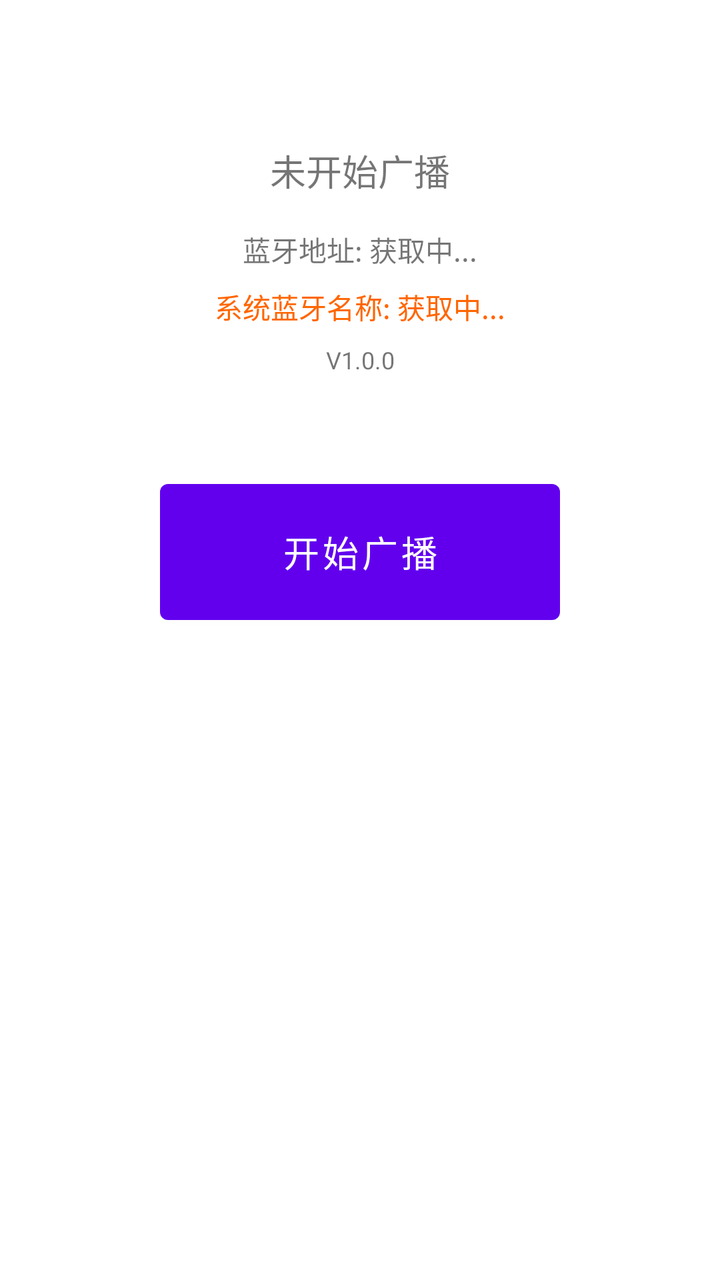
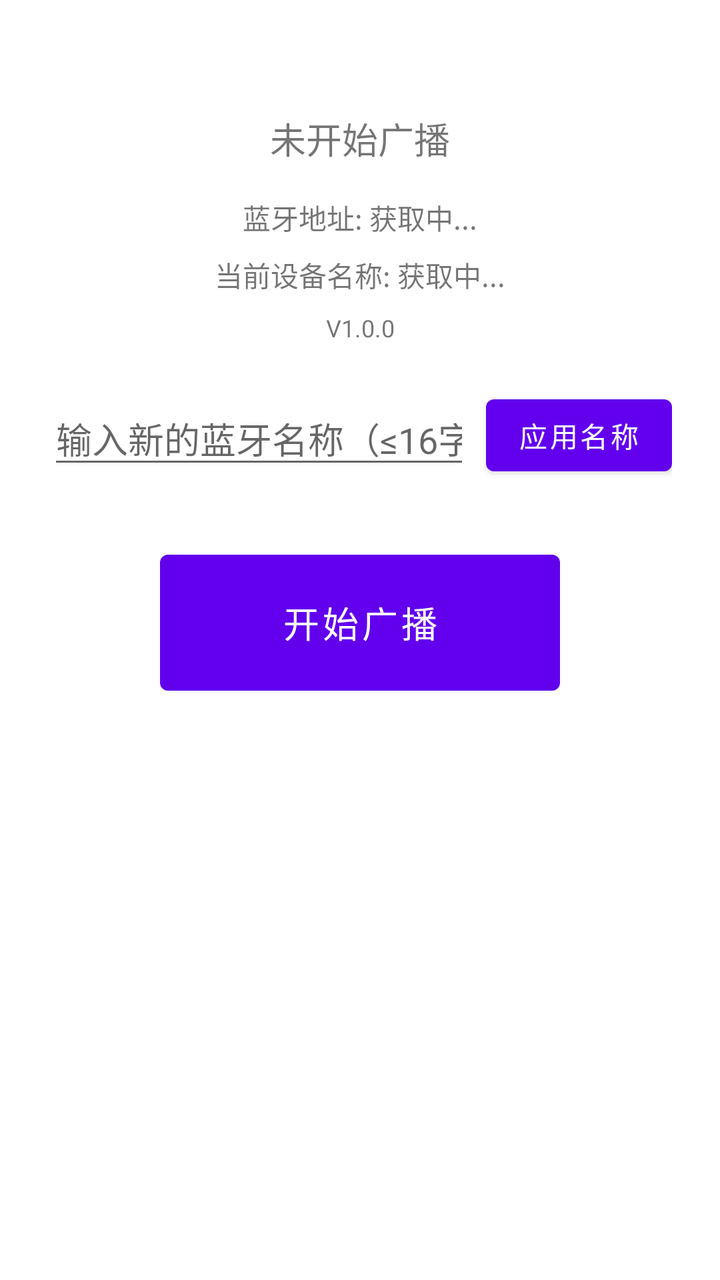

An Android layout rendered at two revisions. The XML below is the earlier revision; the diff shows what the commit changed to produce the second picture.
<!-- AndroidManifest.xml: application theme Theme.BLEAnchor -->
<!-- res/layout/activity_main.xml -->
<?xml version="1.0" encoding="utf-8"?>
<androidx.constraintlayout.widget.ConstraintLayout
    xmlns:android="http://schemas.android.com/apk/res/android"
    xmlns:app="http://schemas.android.com/apk/res-auto"
    android:layout_width="match_parent"
    android:layout_height="match_parent"
    android:padding="24dp">

    <TextView
        android:id="@+id/status_text"
        android:layout_width="wrap_content"
        android:layout_height="wrap_content"
        android:text="未开始广播"
        android:textSize="18sp"
        app:layout_constraintTop_toTopOf="parent"
        app:layout_constraintStart_toStartOf="parent"
        app:layout_constraintEnd_toEndOf="parent"
        android:layout_marginTop="48dp"/>

    <TextView
        android:id="@+id/address_text"
        android:layout_width="wrap_content"
        android:layout_height="wrap_content"
        android:text="蓝牙地址: 获取中..."
        android:textSize="14sp"
        app:layout_constraintTop_toBottomOf="@id/status_text"
        app:layout_constraintStart_toStartOf="parent"
        app:layout_constraintEnd_toEndOf="parent"
        android:layout_marginTop="16dp"/>

    <TextView
        android:id="@+id/system_name_text"
        android:layout_width="wrap_content"
        android:layout_height="wrap_content"
        android:text="系统蓝牙名称: 获取中..."
        android:textSize="14sp"
        android:textColor="#FF6600"
        android:gravity="center"
        app:layout_constraintTop_toBottomOf="@id/address_text"
        app:layout_constraintStart_toStartOf="parent"
        app:layout_constraintEnd_toEndOf="parent"
        android:layout_marginTop="8dp"/>

    <TextView
        android:id="@+id/version_text"
        android:layout_width="wrap_content"
        android:layout_height="wrap_content"
        android:text="V1.0.0"
        android:textSize="12sp"
        app:layout_constraintTop_toBottomOf="@id/system_name_text"
        app:layout_constraintStart_toStartOf="parent"
        app:layout_constraintEnd_toEndOf="parent"
        android:layout_marginTop="8dp"/>

    <Button
        android:id="@+id/toggle_button"
        android:layout_width="200dp"
        android:layout_height="80dp"
        android:text="开始广播"
        android:textSize="18sp"
        app:layout_constraintTop_toBottomOf="@id/version_text"
        app:layout_constraintStart_toStartOf="parent"
        app:layout_constraintEnd_toEndOf="parent"
        android:layout_marginTop="48dp"/>

</androidx.constraintlayout.widget.ConstraintLayout>
<!-- resources referenced by this layout -->
<resources>
  <style name="Theme.BLEAnchor" parent="Theme.MaterialComponents.DayNight.NoActionBar" />
</resources>

<!-- the commit's change to res/layout/activity_main.xml (unified diff, before → after) -->
@@ -1,66 +1,90 @@
 <?xml version="1.0" encoding="utf-8"?>
-<androidx.constraintlayout.widget.ConstraintLayout
-    xmlns:android="http://schemas.android.com/apk/res/android"
+<ScrollView xmlns:android="http://schemas.android.com/apk/res/android"
     xmlns:app="http://schemas.android.com/apk/res-auto"
     android:layout_width="match_parent"
-    android:layout_height="match_parent"
-    android:padding="24dp">
+    android:layout_height="match_parent">
 
-    <TextView
-        android:id="@+id/status_text"
-        android:layout_width="wrap_content"
+    <androidx.constraintlayout.widget.ConstraintLayout
+        android:layout_width="match_parent"
         android:layout_height="wrap_content"
-        android:text="未开始广播"
-        android:textSize="18sp"
-        app:layout_constraintTop_toTopOf="parent"
-        app:layout_constraintStart_toStartOf="parent"
-        app:layout_constraintEnd_toEndOf="parent"
-        android:layout_marginTop="48dp"/>
+        android:padding="24dp">
 
-    <TextView
-        android:id="@+id/address_text"
-        android:layout_width="wrap_content"
-        android:layout_height="wrap_content"
-        android:text="蓝牙地址: 获取中..."
-        android:textSize="14sp"
-        app:layout_constraintTop_toBottomOf="@id/status_text"
-        app:layout_constraintStart_toStartOf="parent"
-        app:layout_constraintEnd_toEndOf="parent"
-        android:layout_marginTop="16dp"/>
+        <TextView
+            android:id="@+id/status_text"
+            android:layout_width="wrap_content"
+            android:layout_height="wrap_content"
+            android:text="未开始广播"
+            android:textSize="18sp"
+            app:layout_constraintTop_toTopOf="parent"
+            app:layout_constraintStart_toStartOf="parent"
+            app:layout_constraintEnd_toEndOf="parent"
+            android:layout_marginTop="32dp"/>
 
-    <TextView
-        android:id="@+id/system_name_text"
-        android:layout_width="wrap_content"
-        android:layout_height="wrap_content"
-        android:text="系统蓝牙名称: 获取中..."
-        android:textSize="14sp"
-        android:textColor="#FF6600"
-        android:gravity="center"
-        app:layout_constraintTop_toBottomOf="@id/address_text"
-        app:layout_constraintStart_toStartOf="parent"
-        app:layout_constraintEnd_toEndOf="parent"
-        android:layout_marginTop="8dp"/>
+        <TextView
+            android:id="@+id/address_text"
+            android:layout_width="wrap_content"
+            android:layout_height="wrap_content"
+            android:text="蓝牙地址: 获取中..."
+            android:textSize="14sp"
+            app:layout_constraintTop_toBottomOf="@id/status_text"
+            app:layout_constraintStart_toStartOf="parent"
+            app:layout_constraintEnd_toEndOf="parent"
+            android:layout_marginTop="16dp"/>
 
-    <TextView
-        android:id="@+id/version_text"
-        android:layout_width="wrap_content"
-        android:layout_height="wrap_content"
-        android:text="V1.0.0"
-        android:textSize="12sp"
-        app:layout_constraintTop_toBottomOf="@id/system_name_text"
-        app:layout_constraintStart_toStartOf="parent"
-        app:layout_constraintEnd_toEndOf="parent"
-        android:layout_marginTop="8dp"/>
+        <TextView
+            android:id="@+id/current_name_text"
+            android:layout_width="wrap_content"
+            android:layout_height="wrap_content"
+            android:text="当前设备名称: 获取中..."
+            android:textSize="14sp"
+            app:layout_constraintTop_toBottomOf="@id/address_text"
+            app:layout_constraintStart_toStartOf="parent"
+            app:layout_constraintEnd_toEndOf="parent"
+            android:layout_marginTop="8dp"/>
 
-    <Button
-        android:id="@+id/toggle_button"
-        android:layout_width="200dp"
-        android:layout_height="80dp"
-        android:text="开始广播"
-        android:textSize="18sp"
-        app:layout_constraintTop_toBottomOf="@id/version_text"
-        app:layout_constraintStart_toStartOf="parent"
-        app:layout_constraintEnd_toEndOf="parent"
-        android:layout_marginTop="48dp"/>
+        <TextView
+            android:id="@+id/version_text"
+            android:layout_width="wrap_content"
+            android:layout_height="wrap_content"
+            android:text="V1.0.0"
+            android:textSize="12sp"
+            app:layout_constraintTop_toBottomOf="@id/current_name_text"
+            app:layout_constraintStart_toStartOf="parent"
+            app:layout_constraintEnd_toEndOf="parent"
+            android:layout_marginTop="8dp"/>
 
-</androidx.constraintlayout.widget.ConstraintLayout>
+        <EditText
+            android:id="@+id/name_input"
+            android:layout_width="0dp"
+            android:layout_height="wrap_content"
+            android:hint="输入新的蓝牙名称（≤16字符）"
+            android:inputType="text"
+            android:maxLength="32"
+            app:layout_constraintTop_toBottomOf="@id/version_text"
+            app:layout_constraintStart_toStartOf="parent"
+            app:layout_constraintEnd_toStartOf="@id/apply_name_button"
+            android:layout_marginTop="24dp"
+            android:layout_marginEnd="8dp"/>
+
+        <Button
+            android:id="@+id/apply_name_button"
+            android:layout_width="wrap_content"
+            android:layout_height="wrap_content"
+            android:text="应用名称"
+            app:layout_constraintTop_toTopOf="@id/name_input"
+            app:layout_constraintBottom_toBottomOf="@id/name_input"
+            app:layout_constraintEnd_toEndOf="parent"/>
+
+        <Button
+            android:id="@+id/toggle_button"
+            android:layout_width="200dp"
+            android:layout_height="80dp"
+            android:text="开始广播"
+            android:textSize="18sp"
+            app:layout_constraintTop_toBottomOf="@id/name_input"
+            app:layout_constraintStart_toStartOf="parent"
+            app:layout_constraintEnd_toEndOf="parent"
+            android:layout_marginTop="32dp"/>
+
+    </androidx.constraintlayout.widget.ConstraintLayout>
+</ScrollView>
